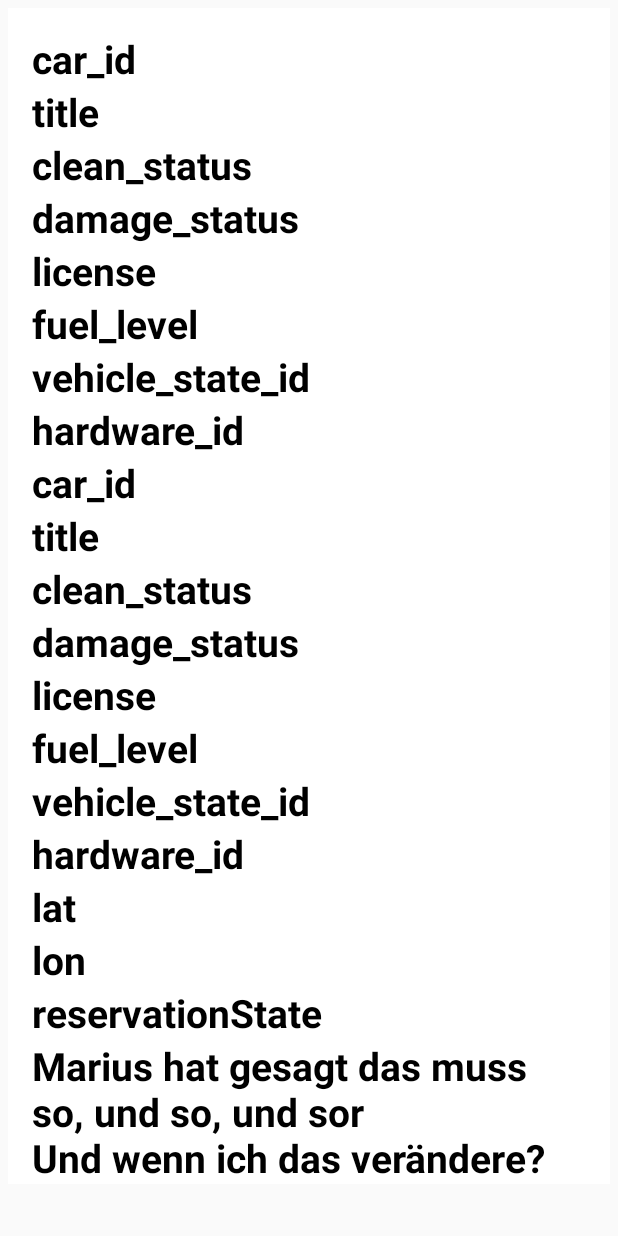
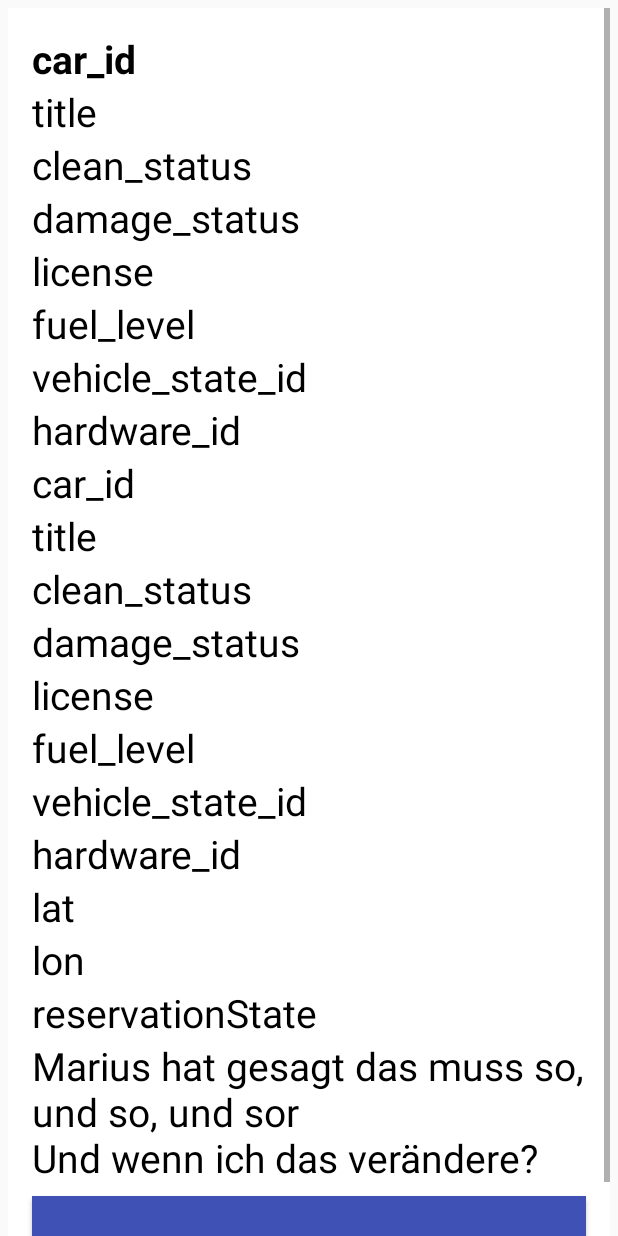
Before and after one commit to MohammedTag/WunderAndroidChallenge, an Android app: the layout activity_main.xml on its own in the app's theme, with its tools: preview values and no code run, on a phone screen of 412 x 824 dp. Run offline under Robolectric (Android 15) with nearby library versions, the phone set to English and light mode, and no system bars.

```diff
--- a/app/src/main/java/com/example/di/apptestwunder/presenters/car_info_presenter/CarInfoViewListeners.java
+++ b/app/src/main/java/com/example/di/apptestwunder/presenters/car_info_presenter/CarInfoViewListeners.java
@@ -1,5 +1,6 @@
 package com.example.di.apptestwunder.presenters.car_info_presenter;
 
+import com.example.di.apptestwunder.models.RentedVehicleModel;
 import com.example.di.apptestwunder.models.Vehicle;
 
 import retrofit2.Call;
@@ -12,4 +13,7 @@ import retrofit2.Response;
 public interface CarInfoViewListeners {
     void onCarInfoSuccess(Call<Vehicle> call, Response<Vehicle> response);
     void onCarInfoFailed(Call<Vehicle> call, Throwable t);
+
+    void onRentCarSuccess(Call<RentedVehicleModel> call, Response<RentedVehicleModel> response);
+    void onRentCarFailed(Call<RentedVehicleModel> call, Throwable t);
 }
--- a/app/src/main/java/com/example/di/apptestwunder/views/car_details_view/CarDetailsView.java
+++ b/app/src/main/java/com/example/di/apptestwunder/views/car_details_view/CarDetailsView.java
@@ -1,5 +1,6 @@
 package com.example.di.apptestwunder.views.car_details_view;
 
+import com.example.di.apptestwunder.models.RentedVehicleModel;
 import com.example.di.apptestwunder.models.Vehicle;
 import retrofit2.Call;
 import retrofit2.Response;
@@ -12,5 +13,7 @@ public interface CarDetailsView {
     void onCarInfoSuccess(Call<Vehicle> call, Response<Vehicle> response);
     void onCarInfoFailed(Call<Vehicle> call, Throwable t);
 
+    void onRentCarSuccess(Call<RentedVehicleModel> call, Response<RentedVehicleModel> response);
+    void onRentCarFailed(Call<RentedVehicleModel> call, Throwable t);
 
 }
--- a/app/src/main/java/com/example/di/apptestwunder/views/map_view/MapsFragmentActivity.java
+++ b/app/src/main/java/com/example/di/apptestwunder/views/map_view/MapsFragmentActivity.java
@@ -44,7 +44,7 @@ public class MapsFragmentActivity extends AppCompatActivity implements OnMapRead
 
     boolean doubleBackToExitPressedOnce = false;
 
-    private HashMap<String, String> CarIdentifier = new HashMap<String, String>();
+    private HashMap<String, Integer> CarIdentifier = new HashMap<String, Integer>();
 
     double currentLongitude;
     double currentLatitude;
@@ -108,7 +108,7 @@ public class MapsFragmentActivity extends AppCompatActivity implements OnMapRead
             //navigate to the details of this marker
 
             String title = marker.getTitle();
-            String carId = CarIdentifier.get(title);
+            Integer carId = CarIdentifier.get(title);
             Intent carDetailsIntent = new Intent(this, MainActivity.class);
             carDetailsIntent.putExtra("CAR_ID", carId);
             this.startActivity(carDetailsIntent);
@@ -196,7 +196,7 @@ public class MapsFragmentActivity extends AppCompatActivity implements OnMapRead
             }
             mMap.addMarker(marker);
 
-            CarIdentifier.put(marker.getTitle(), vehicles.get(i).getCarId().toString());
+            CarIdentifier.put(marker.getTitle(), vehicles.get(i).getCarId());
 
         }
 
--- a/app/src/main/res/layout/activity_main.xml
+++ b/app/src/main/res/layout/activity_main.xml
@@ -13,7 +13,7 @@
     <androidx.constraintlayout.widget.ConstraintLayout
         android:id="@+id/rowId"
         android:layout_width="match_parent"
-        android:layout_height="wrap_content"
+        android:layout_height="0dp"
         android:background="@android:color/white"
         android:orientation="vertical">
 
@@ -30,6 +30,7 @@
             card_view:layout_constraintTop_toTopOf="parent" />
 -->
         <LinearLayout
+            android:id="@+id/text_views_parent_ll"
             android:layout_width="0dp"
             android:layout_height="wrap_content"
             android:layout_marginStart="16dp"
@@ -42,8 +43,9 @@
             card_view:layout_constraintEnd_toEndOf="parent">
 
             <TextView
-                android:id="@+id/car_id"
-                style="@style/textViewStyle"
+                android:id="@+id/car_Identifire"
+                android:textColor="@android:color/black"
+                android:textSize="26sp"
                 android:layout_width="wrap_content"
                 android:layout_height="wrap_content"
                 android:textStyle="bold"
@@ -51,63 +53,72 @@
 
             <TextView
                 android:id="@+id/title"
-                style="@style/textViewStyle"
+                android:textColor="@android:color/black"
+                android:textSize="26sp"
                 android:layout_width="wrap_content"
                 android:layout_height="wrap_content"
                 tools:text="title" />
 
             <TextView
                 android:id="@+id/clean_status"
-                style="@style/textViewStyle"
+                android:textColor="@android:color/black"
+                android:textSize="26sp"
                 android:layout_width="match_parent"
                 android:layout_height="wrap_content"
                 tools:text="clean_status" />
 
             <TextView
                 android:id="@+id/damage_status"
-                style="@style/textViewStyle"
+                android:textColor="@android:color/black"
+                android:textSize="26sp"
                 android:layout_width="match_parent"
                 android:layout_height="wrap_content"
                 tools:text="damage_status" />
 
             <TextView
                 android:id="@+id/license"
-                style="@style/textViewStyle"
+                android:textColor="@android:color/black"
+                android:textSize="26sp"
                 android:layout_width="wrap_content"
                 android:layout_height="wrap_content"
                 tools:text="license" />
 
             <TextView
                 android:id="@+id/fuel_level"
-                style="@style/textViewStyle"
+                android:textColor="@android:color/black"
+                android:textSize="26sp"
                 android:layout_width="wrap_content"
                 android:layout_height="wrap_content"
                 tools:text="fuel_level" />
 
             <TextView
                 android:id="@+id/vehicle_state_id"
-                style="@style/textViewStyle"
+                android:textColor="@android:color/black"
+                android:textSize="26sp"
                 android:layout_width="match_parent"
                 android:layout_height="wrap_content"
                 tools:text="vehicle_state_id" />
 
             <TextView
                 android:id="@+id/hardware_id"
-                style="@style/textViewStyle"
+                android:textColor="@android:color/black"
+                android:textSize="26sp"
                 android:layout_width="match_parent"
                 android:layout_height="wrap_content"
                 tools:text="hardware_id" />
 
             <TextView
                 android:id="@+id/vehicle_type_Id"
-                style="@style/textViewStyle"
+                android:textColor="@android:color/black"
+                android:textSize="26sp"
                 android:layout_width="wrap_content"
                 android:layout_height="wrap_content"
                 tools:text="car_id" />
 
             <TextView
                 android:id="@+id/pricing_time"
-                style="@style/textViewStyle"
+                android:textColor="@android:color/black"
+                android:textSize="26sp"
                 android:layout_width="wrap_content"
                 android:layout_height="wrap_content"
                 tools:text="title" />
@@ -116,74 +127,99 @@
                 android:id="@+id/pricing_parking"
                 android:layout_width="match_parent"
                 android:layout_height="wrap_content"
-                style="@style/textViewStyle"
+                android:textColor="@android:color/black"
+                android:textSize="26sp"
                 tools:text="clean_status" />
 
             <TextView
                 android:id="@+id/is_activated_by_hardware"
                 android:layout_width="match_parent"
                 android:layout_height="wrap_content"
-                style="@style/textViewStyle"
+                android:textColor="@android:color/black"
+                android:textSize="26sp"
                 tools:text="damage_status" />
 
             <TextView
                 android:id="@+id/location_id"
                 android:layout_width="wrap_content"
                 android:layout_height="wrap_content"
-                style="@style/textViewStyle"
+                android:textColor="@android:color/black"
+                android:textSize="26sp"
                 tools:text="license" />
 
             <TextView
                 android:id="@+id/address"
                 android:layout_width="wrap_content"
                 android:layout_height="wrap_content"
-                style="@style/textViewStyle"
+                android:textColor="@android:color/black"
+                android:textSize="26sp"
                 tools:text="fuel_level" />
 
             <TextView
                 android:id="@+id/zip_code"
                 android:layout_width="match_parent"
                 android:layout_height="wrap_content"
-                style="@style/textViewStyle"
+                android:textColor="@android:color/black"
+                android:textSize="26sp"
                 tools:text="vehicle_state_id" />
 
             <TextView
                 android:id="@+id/city"
                 android:layout_width="match_parent"
                 android:layout_height="wrap_content"
-                style="@style/textViewStyle"
+                android:textColor="@android:color/black"
+                android:textSize="26sp"
                 tools:text="hardware_id" />
 
             <TextView
                 android:id="@+id/lat"
                 android:layout_width="wrap_content"
                 android:layout_height="wrap_content"
-                style="@style/textViewStyle"
+                android:textColor="@android:color/black"
+                android:textSize="26sp"
                 tools:text="lat" />
 
             <TextView
                 android:id="@+id/lon"
                 android:layout_width="wrap_content"
                 android:layout_height="wrap_content"
-                style="@style/textViewStyle"
+                android:textColor="@android:color/black"
+                android:textSize="26sp"
                 tools:text="lon" />
 
             <TextView
                 android:id="@+id/reservationState"
                 android:layout_width="match_parent"
                 android:layout_height="wrap_content"
-                style="@style/textViewStyle"
+                android:textColor="@android:color/black"
+                android:textSize="26sp"
                 tools:text="reservationState" />
 
             <TextView
                 android:id="@+id/damageDescription"
                 android:layout_width="match_parent"
                 android:layout_height="wrap_content"
-                style="@style/textViewStyle"
+                android:textColor="@android:color/black"
+                android:textSize="26sp"
                 tools:text="Marius hat gesagt das muss so, und so, und so\r\nUnd wenn ich das verändere?" />
 
         </LinearLayout>
 
+        <Button
+            android:id="@+id/rent_car_button"
+            android:layout_width="0dp"
+            android:layout_height="wrap_content"
+            android:layout_marginStart="16dp"
+            android:layout_marginTop="8dp"
+            android:layout_marginEnd="16dp"
+            android:background="@color/colorPrimary"
+            android:textAlignment="center"
+            android:textColor="@android:color/white"
+            card_view:layout_constraintBottom_toBottomOf="parent"
+            card_view:layout_constraintEnd_toEndOf="parent"
+            card_view:layout_constraintStart_toStartOf="parent"
+            android:layout_marginBottom="16dp"
+            card_view:layout_constraintTop_toBottomOf="@+id/text_views_parent_ll" />
 
     </androidx.constraintlayout.widget.ConstraintLayout>
 
--- a/app/src/main/res/values/strings.xml
+++ b/app/src/main/res/values/strings.xml
@@ -1,4 +1,5 @@
 <resources>
     <string name="app_name">AppTestWunder</string>
     <string name="title_activity_maps">Map</string>
+    <string name="rent_car">Rent Car</string>
 </resources>
--- a/app/src/main/res/values/styles.xml
+++ b/app/src/main/res/values/styles.xml
@@ -13,12 +13,6 @@
         <item name="windowNoTitle">true</item>
     </style>
 
-    <style name="textViewStyle" parent="@android:style/Widget.TextView">
-        <item name="android:textSize">26sp</item>
-        <item name="android:textColor">@android:color/black</item>
-        <item name="android:textStyle">bold</item>
-    </style>
-
     <style name="AppTheme.AppBarOverlay" parent="ThemeOverlay.AppCompat.Dark.ActionBar" />
 
     <style name="AppTheme.PopupOverlay" parent="ThemeOverlay.AppCompat.Light" />
```
Also changed, not shown: app/src/main/java/com/example/di/apptestwunder/models/RentCarBody.java (added, +13 -0 lines), app/src/main/java/com/example/di/apptestwunder/models/RentCarModel.java (added, +40 -0 lines), app/src/main/java/com/example/di/apptestwunder/models/RentedVehicleModel.java (added, +35 -0 lines), app/src/main/java/com/example/di/apptestwunder/network/GetDataService.java (+8 -0 lines), app/src/main/java/com/example/di/apptestwunder/presenters/car_info_presenter/CarInfoViewPresenter.java (+21 -3 lines), app/src/main/java/com/example/di/apptestwunder/views/car_details_view/MainActivity.java (+48 -36 lines).
